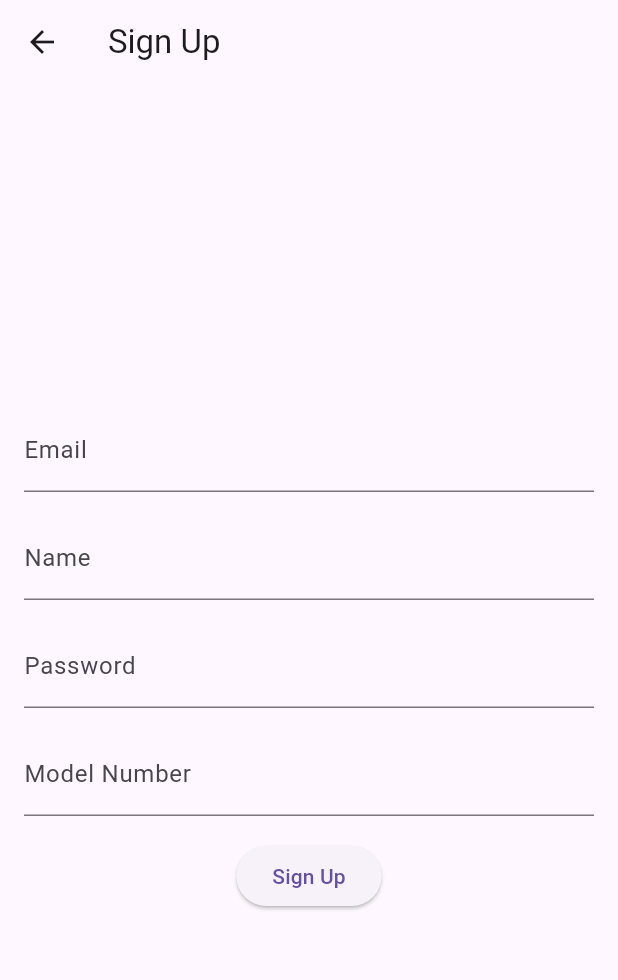
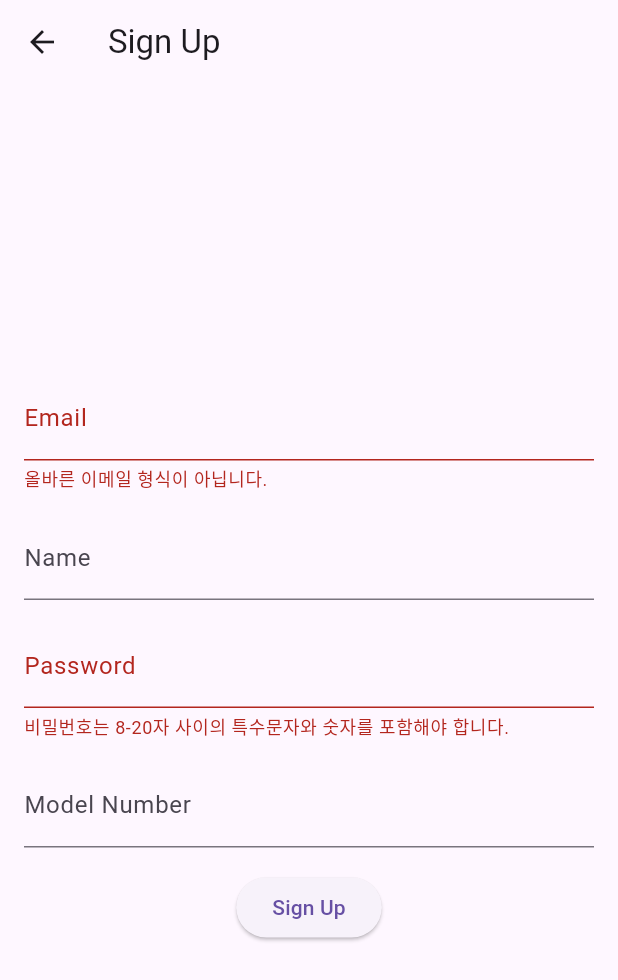
Before and after one commit to KangminNa/peek, a Flutter app: the SignupScreen screen opened by its route, after a tap on "Sign Up", on a phone screen of 412 x 824 dp. Shown: the top 980 px of the screen. Run offline on Flutter 3.47's test engine with Material 3 defaults, Android fonts, the phone set to English and light mode, and no system bars; our stand-ins replace get.

Commit message:
Feat : 이메일 비밀번호 유효성 검사 및 error메세지 상태 변화 체크 기능 구현

```diff
--- a/lib/viewmodels/signup_viewmodel.dart
+++ b/lib/viewmodels/signup_viewmodel.dart
@@ -2,13 +2,57 @@ import 'package:get/get.dart';
 import 'package:peek/controllers/auth_controller.dart';
 import 'package:peek/models/signup_model.dart';
 
-
 class SignupViewModel extends GetxController {
   final AuthController _authController = Get.find();
+  var emailError = RxString(''); // 이메일 오류 메시지를 Observable로 관리합니다.
+  var passwordError = RxString(''); // 비밀번호 오류 메시지를 Observable로 관리합니다.
 
   void signup(String email, String name, String password, String numbering) {
-    var signupData = SignupModel(email: email, name: name, password: password, numbering: numbering);
+    // 이메일 형식 검증
+    validateEmail(email);
 
-    _authController.signup(signupData);
+    // 비밀번호 형식 검증
+    validatePassword(password);
+
+    // 오류가 없으면 회원가입 요청
+    if (emailError.isEmpty && passwordError.isEmpty) {
+      var signupData = SignupModel(
+        email: email,
+        name: name,
+        password: password,
+        numbering: numbering,
+      );
+      _authController.signup(signupData);
+    }
+  }
+
+  // 이메일 데이터 검증 함수
+  void validateEmail(String email) {
+    if (!isValidEmail(email)) {
+      emailError.value = '올바른 이메일 형식이 아닙니다.';
+    } else {
+      emailError.value = ''; // 유효한 경우 오류 메시지를 초기화합니다.
+    }
+  }
+
+// 비밀번호 데이터 검증 함수
+  void validatePassword(String password) {
+    if (!isValidPassword(password)) {
+      passwordError.value = '비밀번호는 8-20자 사이의 특수문자와 숫자를 포함해야 합니다.';
+    } else {
+      passwordError.value = ''; // 유효한 경우 오류 메시지를 초기화합니다.
+    }
+  }
+
+  // 이메일 형식 검증 함수
+  bool isValidEmail(String email) {
+    return RegExp(r'^[\w-\.]+@([\w-]+\.)+[\w-]{2,4}$').hasMatch(email);
+  }
+
+  // 비밀번호 형식 검증 함수
+  bool isValidPassword(String password) {
+    return RegExp(
+            r'^(?=.*?[a-zA-Z])(?=.*?[0-9])(?=.*?[!@#$%^&*()_+}{":;\,.<>?/]).{8,20}$')
+        .hasMatch(password);
   }
 }
--- a/lib/views/signup_screen.dart
+++ b/lib/views/signup_screen.dart
@@ -1,6 +1,7 @@
 import 'package:flutter/material.dart';
 import 'package:get/get.dart';
 import 'package:peek/viewmodels/signup_viewmodel.dart';
+import 'package:peek/views/login_screen.dart';
 
 class SignupScreen extends StatelessWidget {
   final SignupViewModel _signupViewModel = Get.put(SignupViewModel());
@@ -14,7 +15,12 @@ class SignupScreen extends StatelessWidget {
 
   @override
   Widget build(BuildContext context) {
-    return Scaffold(
+    return WillPopScope(
+      onWillPop: () async {
+        Get.off(() => LoginScreen()); // 뒤로가기를 누르면 로그인 화면으로 이동
+        return false; // WillPopScope에 false 반환하여 뒤로가기 동작을 차단
+      },
+      child: Scaffold(
         appBar: AppBar(
           title: const Text('Sign Up'),
         ),
@@ -23,10 +29,18 @@ class SignupScreen extends StatelessWidget {
           child: Column(
             mainAxisAlignment: MainAxisAlignment.center,
             children: [
-            TextField(
+              Obx(
+                () => TextField(
                   controller: _emailController,
-              decoration: const InputDecoration(
+                  onChanged: (value) {
+                    _signupViewModel.validateEmail(value);
+                  },
+                  decoration: InputDecoration(
                     labelText: 'Email',
+                    errorText: _signupViewModel.emailError.value.isNotEmpty
+                        ? _signupViewModel.emailError.value
+                        : null,
+                  ),
                 ),
               ),
               const SizedBox(height: 16),
@@ -37,12 +51,20 @@ class SignupScreen extends StatelessWidget {
                 ),
               ),
               const SizedBox(height: 16),
-            TextField(
+              Obx(
+                () => TextField(
                   controller: _passwordController,
-              decoration: const InputDecoration(
+                  onChanged: (value) {
+                    _signupViewModel.validatePassword(value);
+                  },
+                  decoration: InputDecoration(
                     labelText: 'Password',
+                    errorText: _signupViewModel.passwordError.value.isNotEmpty
+                        ? _signupViewModel.passwordError.value
+                        : null,
                   ),
                   obscureText: true,
+                ),
               ),
               const SizedBox(height: 16),
               TextField(
@@ -66,6 +88,7 @@ class SignupScreen extends StatelessWidget {
             ],
           ),
         ),
+      ),
     );
   }
 }
```
Lines whose indentation alone changed are shown as unchanged.
